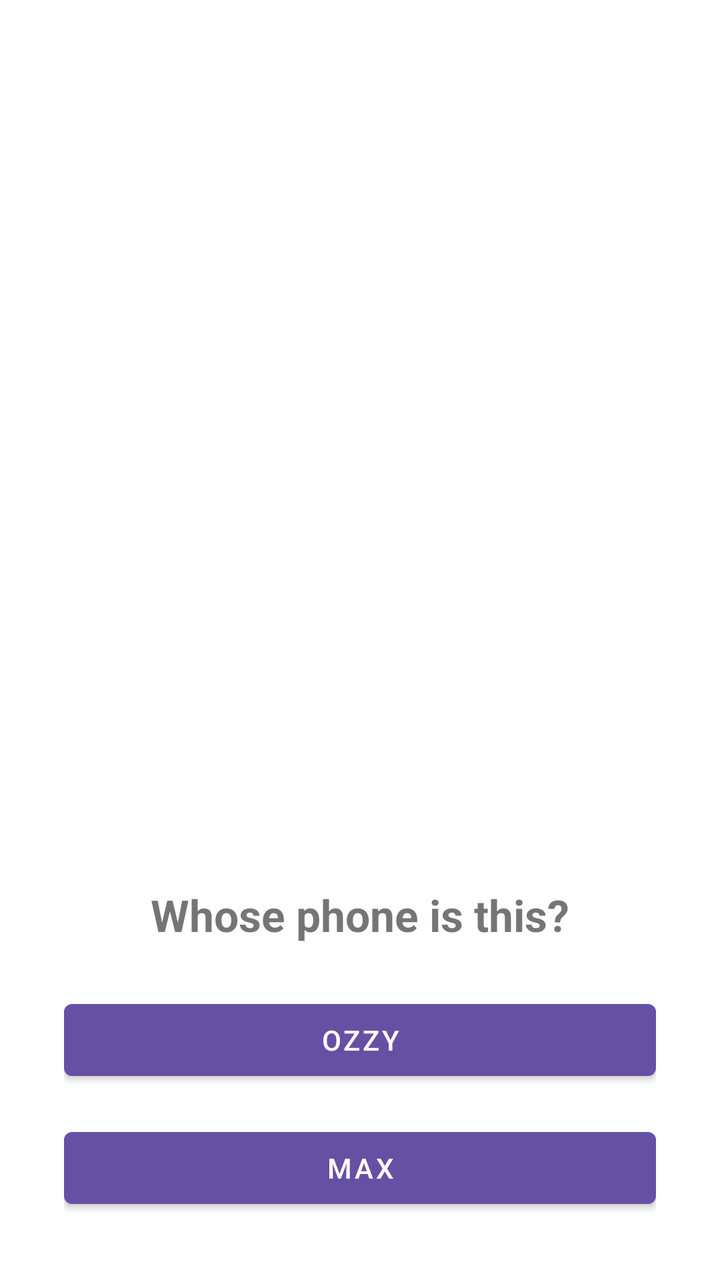
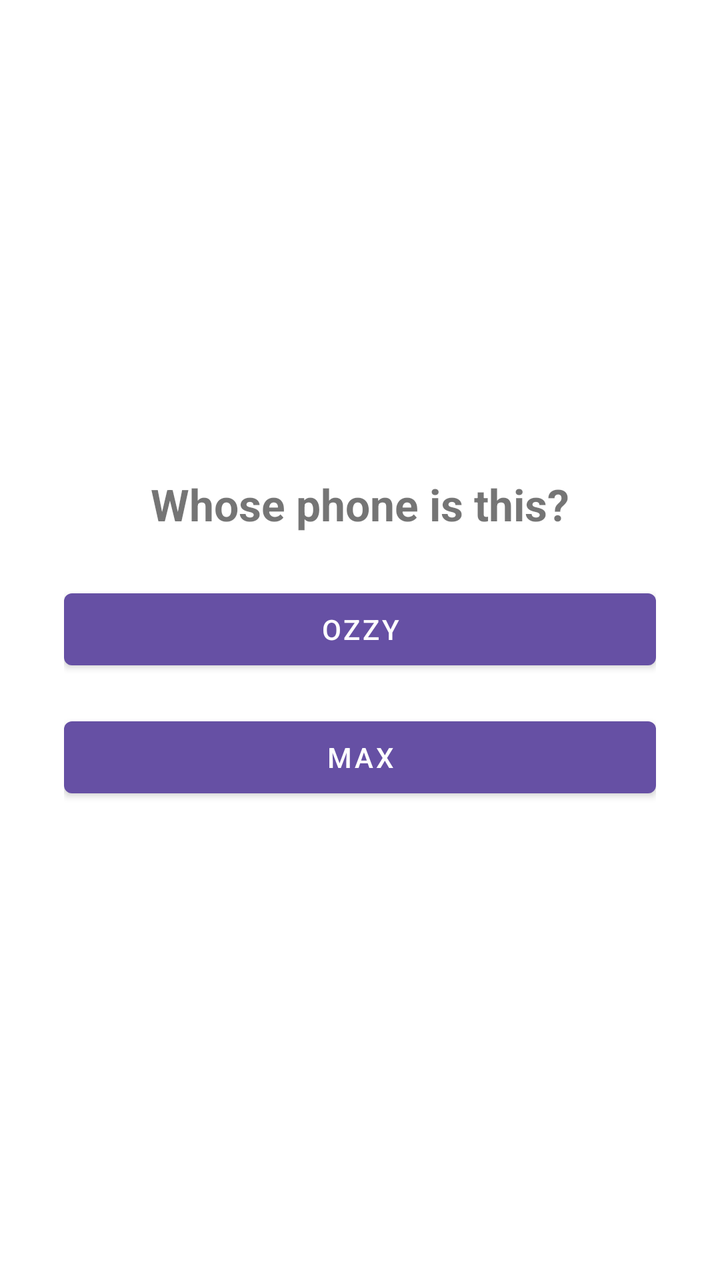

Compare the two renders of this Android layout. The source of the first and the diff that turns it into the second are given below.
<!-- AndroidManifest.xml: application theme Theme.HealthSync -->
<!-- res/layout/activity_owner_picker.xml -->
<?xml version="1.0" encoding="utf-8"?>
<androidx.constraintlayout.widget.ConstraintLayout xmlns:android="http://schemas.android.com/apk/res/android"
    xmlns:app="http://schemas.android.com/apk/res-auto"
    android:layout_width="match_parent"
    android:layout_height="match_parent"
    android:padding="32dp">

    <TextView
        android:id="@+id/text_title"
        android:layout_width="wrap_content"
        android:layout_height="wrap_content"
        android:text="@string/owner_picker_title"
        android:textSize="22sp"
        android:textStyle="bold"
        app:layout_constraintTop_toTopOf="parent"
        app:layout_constraintStart_toStartOf="parent"
        app:layout_constraintEnd_toEndOf="parent"
        app:layout_constraintBottom_toTopOf="@id/button_ozzy"
        app:layout_constraintVertical_chainStyle="packed" />

    <com.google.android.material.button.MaterialButton
        android:id="@+id/button_ozzy"
        android:layout_width="0dp"
        android:layout_height="wrap_content"
        android:layout_marginTop="24dp"
        android:text="@string/owner_ozzy"
        app:layout_constraintTop_toBottomOf="@id/text_title"
        app:layout_constraintStart_toStartOf="parent"
        app:layout_constraintEnd_toEndOf="parent" />

    <com.google.android.material.button.MaterialButton
        android:id="@+id/button_max"
        android:layout_width="0dp"
        android:layout_height="wrap_content"
        android:layout_marginTop="16dp"
        android:text="@string/owner_max"
        app:layout_constraintTop_toBottomOf="@id/button_ozzy"
        app:layout_constraintStart_toStartOf="parent"
        app:layout_constraintEnd_toEndOf="parent"
        app:layout_constraintBottom_toBottomOf="parent" />

</androidx.constraintlayout.widget.ConstraintLayout>
<!-- resources referenced by this layout -->
<resources>
  <string name="owner_max">Max</string>
  <string name="owner_ozzy">Ozzy</string>
  <string name="owner_picker_title">Whose phone is this?</string>
  <style name="Theme.HealthSync" parent="Theme.MaterialComponents.DayNight.NoActionBar">
          <item name="colorPrimary">@color/purple_500</item>
          <item name="colorPrimaryDark">@color/purple_700</item>
          <item name="colorAccent">@color/teal_200</item>
      </style>
  <color name="purple_500">#6650a4</color>
  <color name="purple_700">#4F378B</color>
  <color name="teal_200">#03DAC5</color>
</resources>

<!-- the commit's change to res/layout/activity_owner_picker.xml (unified diff, before → after) -->
@@ -25,6 +25,7 @@
         android:layout_marginTop="24dp"
         android:text="@string/owner_ozzy"
         app:layout_constraintTop_toBottomOf="@id/text_title"
+        app:layout_constraintBottom_toTopOf="@id/button_max"
         app:layout_constraintStart_toStartOf="parent"
         app:layout_constraintEnd_toEndOf="parent" />
 
